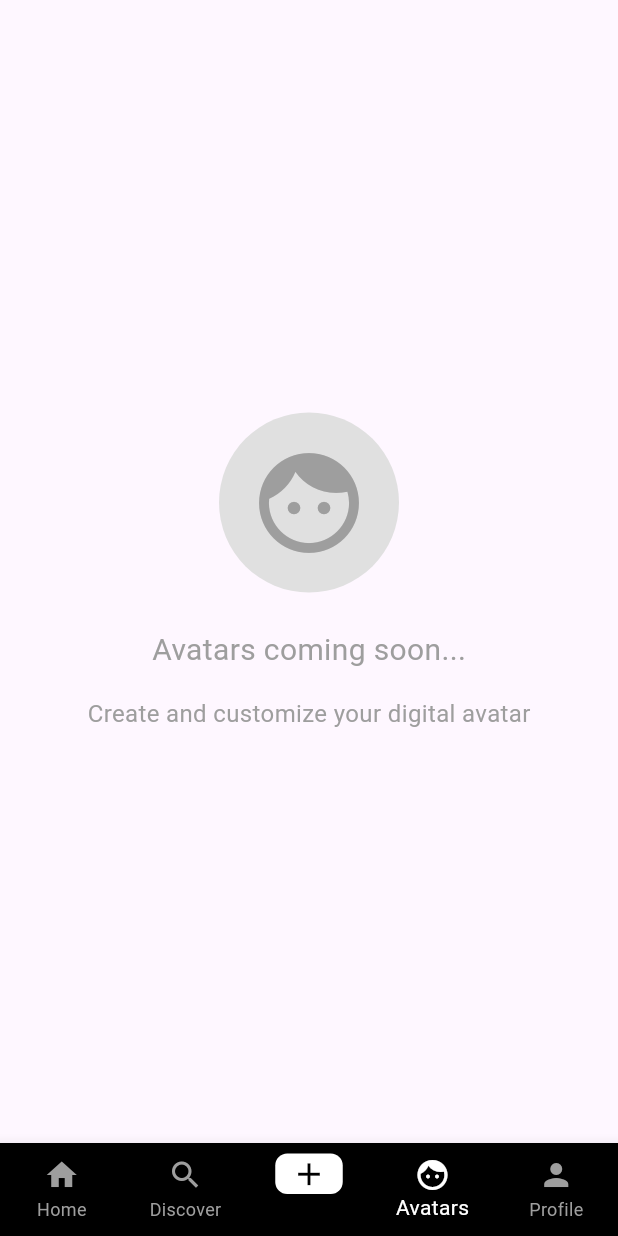
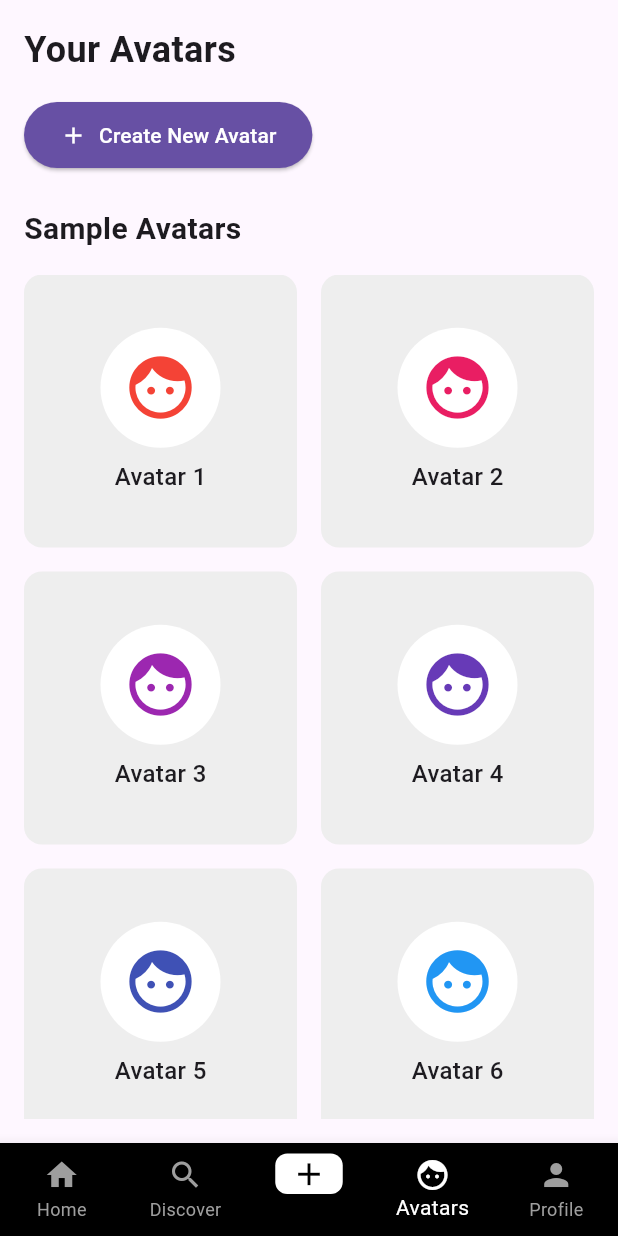
Before and after one commit to FranciscoRecio/mikmok, a Flutter app: the AvatarsScreen screen opened by its route, on a phone screen of 412 x 824 dp. Run offline on Flutter 3.47's test engine with Material 3 defaults, Android fonts, the phone set to English and light mode, and no system bars; our stand-ins replace cloud_firestore, firebase_auth, firebase_core, go_router; accounts and stored records are empty.

Commit message:
Add Sample Avatars with option to customize

```diff
--- a/lib/main.dart
+++ b/lib/main.dart
@@ -12,6 +12,7 @@ import 'screens/discover_screen.dart';
 import 'screens/create_screen.dart';
 import 'screens/video_result_screen.dart';
 import 'screens/avatars_screen.dart';
+import 'screens/avatar_customization_screen.dart';
 import 'providers/auth_provider.dart';
 
 void main() async {
@@ -97,6 +98,10 @@ class MyApp extends StatelessWidget {
                   selectedIndex: 3,
                   child: AvatarsScreen(),
                 ),
+              ),
+              GoRoute(
+                path: '/avatar-customization',
+                builder: (context, state) => const AvatarCustomizationScreen(),
               ),
             ],
             initialLocation: '/login',
--- a/lib/screens/avatars_screen.dart
+++ b/lib/screens/avatars_screen.dart
@@ -1,41 +1,99 @@
 import 'package:flutter/material.dart';
+import 'package:go_router/go_router.dart';
 
 class AvatarsScreen extends StatelessWidget {
   const AvatarsScreen({super.key});
 
   @override
   Widget build(BuildContext context) {
-    return Center(
+    return Padding(
+      padding: const EdgeInsets.all(16.0),
       child: Column(
-        mainAxisAlignment: MainAxisAlignment.center,
+        crossAxisAlignment: CrossAxisAlignment.start,
         children: [
-          Container(
-            width: 120,
-            height: 120,
-            decoration: BoxDecoration(
-              color: Colors.grey[300],
-              shape: BoxShape.circle,
+          const Text(
+            'Your Avatars',
+            style: TextStyle(
+              fontSize: 24,
+              fontWeight: FontWeight.bold,
             ),
-            child: const Icon(
-              Icons.face,
-              size: 80,
-              color: Colors.grey,
+          ),
+          const SizedBox(height: 16),
+          ElevatedButton(
+            onPressed: () => context.push('/avatar-customization'),
+            style: ElevatedButton.styleFrom(
+              backgroundColor: Theme.of(context).primaryColor,
+              foregroundColor: Colors.white,
+              padding: const EdgeInsets.symmetric(horizontal: 24, vertical: 12),
+            ),
+            child: const Row(
+              mainAxisSize: MainAxisSize.min,
+              children: [
+                Icon(Icons.add),
+                SizedBox(width: 8),
+                Text('Create New Avatar'),
+              ],
             ),
           ),
           const SizedBox(height: 24),
           const Text(
-            'Avatars coming soon...',
+            'Sample Avatars',
             style: TextStyle(
               fontSize: 20,
-              color: Colors.grey,
+              fontWeight: FontWeight.bold,
             ),
           ),
           const SizedBox(height: 16),
-          const Text(
-            'Create and customize your digital avatar',
-            style: TextStyle(
-              fontSize: 16,
-              color: Colors.grey,
+          Expanded(
+            child: GridView.builder(
+              gridDelegate: const SliverGridDelegateWithFixedCrossAxisCount(
+                crossAxisCount: 2,
+                crossAxisSpacing: 16,
+                mainAxisSpacing: 16,
+              ),
+              itemCount: 6, // Number of sample avatars
+              itemBuilder: (context, index) {
+                return GestureDetector(
+                  onTap: () {
+                    // TODO: Handle avatar selection
+                    ScaffoldMessenger.of(context).showSnackBar(
+                      SnackBar(content: Text('Selected avatar ${index + 1}')),
+                    );
+                  },
+                  child: Container(
+                    decoration: BoxDecoration(
+                      color: Colors.grey[200],
+                      borderRadius: BorderRadius.circular(12),
+                    ),
+                    child: Column(
+                      mainAxisAlignment: MainAxisAlignment.center,
+                      children: [
+                        Container(
+                          width: 80,
+                          height: 80,
+                          decoration: const BoxDecoration(
+                            color: Colors.white,
+                            shape: BoxShape.circle,
+                          ),
+                          child: Icon(
+                            Icons.face,
+                            size: 50,
+                            color: Colors.primaries[index % Colors.primaries.length],
+                          ),
+                        ),
+                        const SizedBox(height: 8),
+                        Text(
+                          'Avatar ${index + 1}',
+                          style: const TextStyle(
+                            fontSize: 16,
+                            fontWeight: FontWeight.w500,
+                          ),
+                        ),
+                      ],
+                    ),
+                  ),
+                );
+              },
             ),
           ),
         ],
```
Also changed, not shown: lib/screens/avatar_customization_screen.dart (added, +197 -0 lines).
